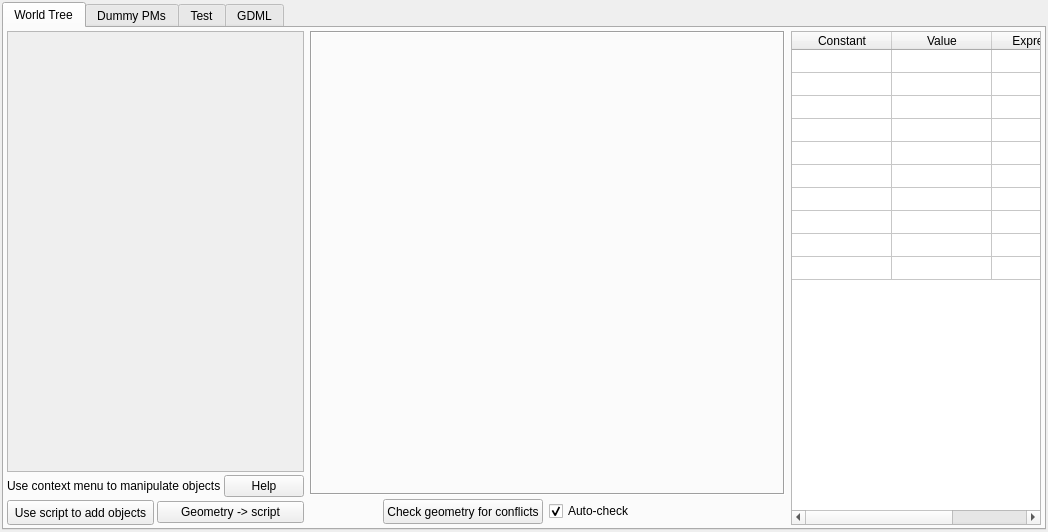
First picture: the form in src/gui/detectoraddonswindow.ui, repository andrmor/ANTS2, before the edit.
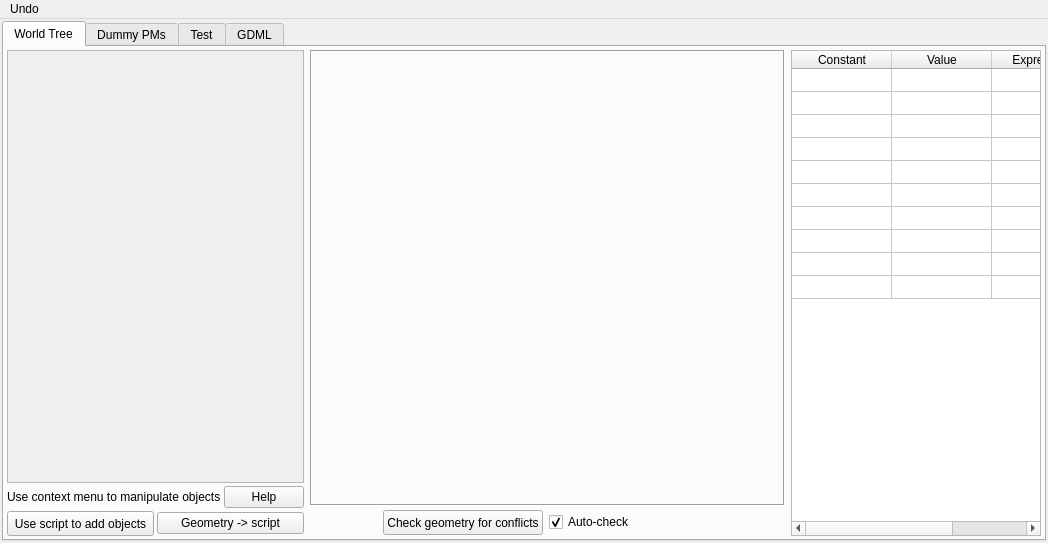
Second picture: the form after the edit.

Commit message: add undo/redo system at adv det set window

Diff of the .ui file:
```diff
--- a/src/gui/detectoraddonswindow.ui
+++ b/src/gui/detectoraddonswindow.ui
@@ -7,7 +7,7 @@
     <x>0</x>
     <y>0</y>
     <width>1048</width>
-    <height>532</height>
+    <height>543</height>
    </rect>
   </property>
   <property name="windowTitle">
@@ -64,8 +64,8 @@
               <rect>
                <x>0</x>
                <y>0</y>
-               <width>366</width>
-               <height>421</height>
+               <width>346</width>
+               <height>407</height>
               </rect>
              </property>
             </widget>
@@ -1351,6 +1351,42 @@
     </item>
    </layout>
   </widget>
+  <widget class="QMenuBar" name="menuBar">
+   <property name="geometry">
+    <rect>
+     <x>0</x>
+     <y>0</y>
+     <width>1048</width>
+     <height>25</height>
+    </rect>
+   </property>
+   <widget class="QMenu" name="menuUndo_redo">
+    <property name="title">
+     <string>Undo</string>
+    </property>
+    <addaction name="actionUndo"/>
+    <addaction name="separator"/>
+    <addaction name="actionRedo"/>
+    <addaction name="separator"/>
+    <addaction name="actionExperimental_feature"/>
+   </widget>
+   <addaction name="menuUndo_redo"/>
+  </widget>
+  <action name="actionUndo">
+   <property name="text">
+    <string>Undo</string>
+   </property>
+  </action>
+  <action name="actionRedo">
+   <property name="text">
+    <string>Redo (back from Undo)</string>
+   </property>
+  </action>
+  <action name="actionExperimental_feature">
+   <property name="text">
+    <string>Undo/redo is an experimental feature!</string>
+   </property>
+  </action>
  </widget>
  <tabstops>
   <tabstop>lePMlist</tabstop>
```
The commit also changes 5 other files.
